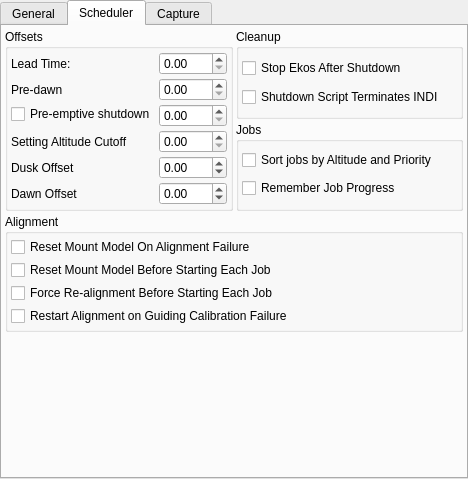
Qt form kstars-astropi/kstars/ekos/opsekos.ui (Andre87osx/AstroPi-system) before a commit.
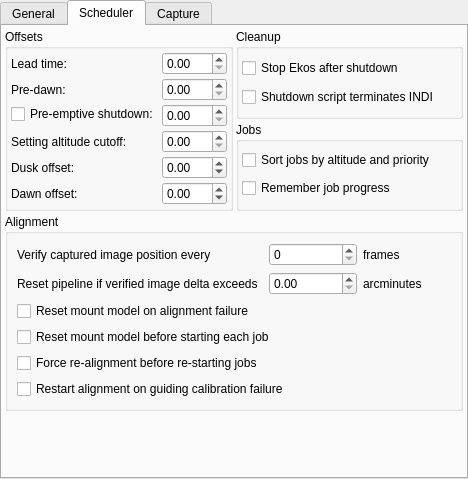
The same form after that commit. The open tabs and pages were chosen to show the change. Icons and pictures are not drawn.

What changed in the file:
```diff
--- a/kstars-astropi/kstars/ekos/opsekos.ui
+++ b/kstars-astropi/kstars/ekos/opsekos.ui
@@ -211,7 +211,7 @@
           <string>&lt;html&gt;&lt;head/&gt;&lt;body&gt;&lt;p&gt;Lead time is the minimum time in minutes between jobs. The scheduler starts execution of a job before its scheduled startup time by this lead time. Early execution is useful as focusing, alignment, and guiding procedures may take prolonged periods to time to complete.&lt;/p&gt;&lt;/body&gt;&lt;/html&gt;</string>
          </property>
          <property name="text">
-          <string>Lead Time:</string>
+          <string>Lead time:</string>
          </property>
         </widget>
        </item>
@@ -224,7 +224,7 @@
           <string>&lt;html&gt;&lt;head/&gt;&lt;body&gt;&lt;p&gt;Do not permit jobs to be scheduled or executed past this many minutes before dawn.&lt;/p&gt;&lt;/body&gt;&lt;/html&gt;</string>
          </property>
          <property name="text">
-          <string>Pre-dawn</string>
+          <string>Pre-dawn:</string>
          </property>
         </widget>
        </item>
@@ -237,7 +237,7 @@
           <string>&lt;html&gt;&lt;head/&gt;&lt;body&gt;&lt;p&gt;In case no scheduler job is scheduled for this many hours, perform a complete shutdown procedure and restart observatory operations once the next job is ready.&lt;/p&gt;&lt;/body&gt;&lt;/html&gt;</string>
          </property>
          <property name="text">
-          <string>Pre-emptive shutdown</string>
+          <string>Pre-emptive shutdown:</string>
          </property>
         </widget>
        </item>
@@ -254,7 +254,7 @@
           <string>&lt;html&gt;&lt;body&gt;&lt;p&gt;Do not permit jobs to be scheduled less than this many degrees before the altitude restriction. Actual execution proceeds until the altitude limit.&lt;/p&gt;&lt;/body&gt;&lt;/html&gt;</string>
          </property>
          <property name="text">
-          <string>Setting Altitude Cutoff</string>
+          <string>Setting altitude cutoff:</string>
          </property>
         </widget>
        </item>
@@ -267,7 +267,7 @@
           <string>&lt;html&gt;&lt;body&gt;&lt;p&gt;Offset astronomical dusk by this many hours. This positive or negative value adjusts the twilight restriction.&lt;/p&gt;&lt;/body&gt;&lt;/html&gt;</string>
          </property>
          <property name="text">
-          <string>Dusk Offset</string>
+          <string>Dusk offset:</string>
          </property>
         </widget>
        </item>
@@ -290,7 +290,7 @@
           <string>&lt;html&gt;&lt;body&gt;&lt;p&gt;Offset astronomical dawn by this many hours. This positive or negative value adjusts the twilight restriction.&lt;/p&gt;&lt;/body&gt;&lt;/html&gt;</string>
          </property>
          <property name="text">
-          <string>Dawn Offset</string>
+          <string>Dawn offset:</string>
          </property>
         </widget>
        </item>
@@ -337,7 +337,7 @@
           <string>After shutdown procedure is successfully executed, stop INDI and Ekos.</string>
          </property>
          <property name="text">
-          <string>Stop Ekos After Shutdown</string>
+          <string>Stop Ekos after shutdown</string>
          </property>
         </widget>
        </item>
@@ -347,7 +347,7 @@
           <string>&lt;html&gt;&lt;head/&gt;&lt;body&gt;&lt;p&gt;If the shutdown script terminates INDI server, enable this option so that no disconnection errors are generated.&lt;/p&gt;&lt;/body&gt;&lt;/html&gt;</string>
          </property>
          <property name="text">
-          <string>Shutdown Script Terminates INDI</string>
+          <string>Shutdown script terminates INDI</string>
          </property>
         </widget>
        </item>
@@ -381,7 +381,7 @@
           <string>High priority and altitude jobs are executed first</string>
          </property>
          <property name="text">
-          <string>Sort jobs by Altitude and Priority</string>
+          <string>Sort jobs by altitude and priority</string>
          </property>
         </widget>
        </item>
@@ -391,7 +391,7 @@
           <string>&lt;html&gt;&lt;head/&gt;&lt;body&gt;&lt;p&gt;When processing a scheduled job, resume the sequence starting from the last image present in storage.&lt;/p&gt;&lt;/body&gt;&lt;/html&gt;</string>
          </property>
          <property name="text">
-          <string>Remember Job Progress</string>
+          <string>Remember job progress</string>
          </property>
          <property name="checked">
           <bool>false</bool>
@@ -406,53 +406,89 @@
       <property name="title">
        <string>Alignment</string>
       </property>
-      <layout class="QVBoxLayout" name="verticalLayout_4">
-       <property name="spacing">
-        <number>3</number>
-       </property>
-       <property name="leftMargin">
-        <number>3</number>
-       </property>
-       <property name="topMargin">
-        <number>3</number>
-       </property>
-       <property name="rightMargin">
-        <number>3</number>
-       </property>
-       <property name="bottomMargin">
-        <number>3</number>
-       </property>
-       <item>
-        <widget class="QCheckBox" name="kcfg_ResetMountModelOnAlignFail">
+      <layout class="QGridLayout" name="gridLayout_3">
+       <item row="1" column="2">
+        <widget class="QLabel" name="label_10">
          <property name="text">
-          <string>Reset Mount Model On Alignment Failure</string>
+          <string>arcminutes</string>
          </property>
         </widget>
        </item>
-       <item>
-        <widget class="QCheckBox" name="kcfg_ResetMountModelBeforeJob">
-         <property name="text">
-          <string>Reset Mount Model Before Starting Each Job</string>
+       <item row="0" column="1">
+        <widget class="QSpinBox" name="kcfg_AlignCheckFrequency">
+         <property name="maximum">
+          <number>100</number>
          </property>
         </widget>
        </item>
-       <item>
+       <item row="4" column="0">
         <widget class="QCheckBox" name="kcfg_ForceAlignmentBeforeJob">
          <property name="toolTip">
           <string>If Align is enabled, scheduler would initiate a realignment procedure before restarting any jobs even if guiding is active.</string>
          </property>
          <property name="text">
-          <string>Force Re-alignment Before Starting Each Job</string>
+          <string>Force re-alignment before re-starting jobs</string>
          </property>
         </widget>
        </item>
-       <item>
+       <item row="0" column="0">
+        <widget class="QLabel" name="label_6">
+         <property name="toolTip">
+          <string>When calculating position after captures, compute it every Nth capture. Set to 0 to disable.</string>
+         </property>
+         <property name="text">
+          <string>Verify captured image position every</string>
+         </property>
+        </widget>
+       </item>
+       <item row="3" column="0" colspan="2">
+        <widget class="QCheckBox" name="kcfg_ResetMountModelBeforeJob">
+         <property name="text">
+          <string>Reset mount model before starting each job</string>
+         </property>
+        </widget>
+       </item>
+       <item row="0" column="2">
+        <widget class="QLabel" name="label_7">
+         <property name="text">
+          <string>frames</string>
+         </property>
+        </widget>
+       </item>
+       <item row="1" column="0">
+        <widget class="QLabel" name="label_8">
+         <property name="toolTip">
+          <string>If captured position exceeds target position by more this many arcminutes, abort capture and reschedule the pipeline.</string>
+         </property>
+         <property name="text">
+          <string>Reset pipeline if verified image delta exceeds</string>
+         </property>
+        </widget>
+       </item>
+       <item row="2" column="0">
+        <widget class="QCheckBox" name="kcfg_ResetMountModelOnAlignFail">
+         <property name="text">
+          <string>Reset mount model on alignment failure</string>
+         </property>
+        </widget>
+       </item>
+       <item row="1" column="1">
+        <widget class="QDoubleSpinBox" name="kcfg_AlignCheckThreshold">
+         <property name="maximum">
+          <double>3600.000000000000000</double>
+         </property>
+         <property name="singleStep">
+          <double>60.000000000000000</double>
+         </property>
+        </widget>
+       </item>
+       <item row="5" column="0" colspan="2">
         <widget class="QCheckBox" name="kcfg_RealignAfterCalibrationFailure">
          <property name="toolTip">
           <string>&lt;html&gt;&lt;head/&gt;&lt;body&gt;&lt;p&gt;If guiding calibration fails then restart alignment process before proceeding to guiding recalibration process again. This can help recenter the target object in the field of view if the calibration process strayed too far off.&lt;/p&gt;&lt;/body&gt;&lt;/html&gt;</string>
          </property>
          <property name="text">
-          <string>Restart Alignment on Guiding Calibration Failure</string>
+          <string>Restart alignment on guiding calibration failure</string>
          </property>
         </widget>
        </item>
```
Left out of the diff: 46 changed lines with no effect on the pictures.
